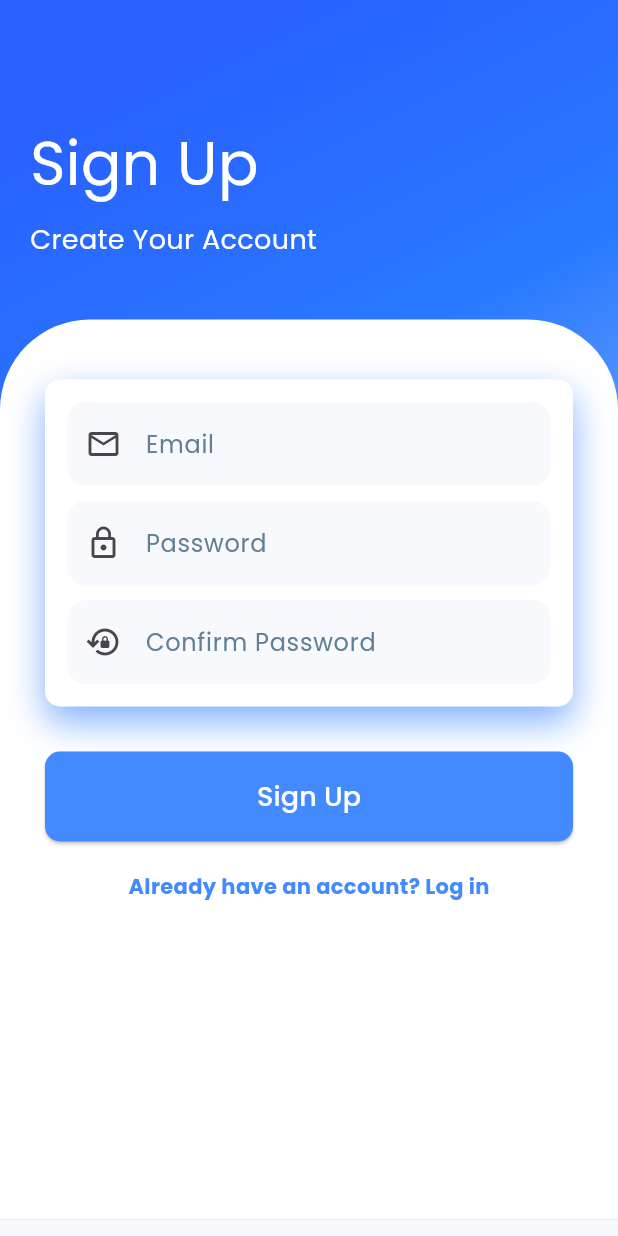
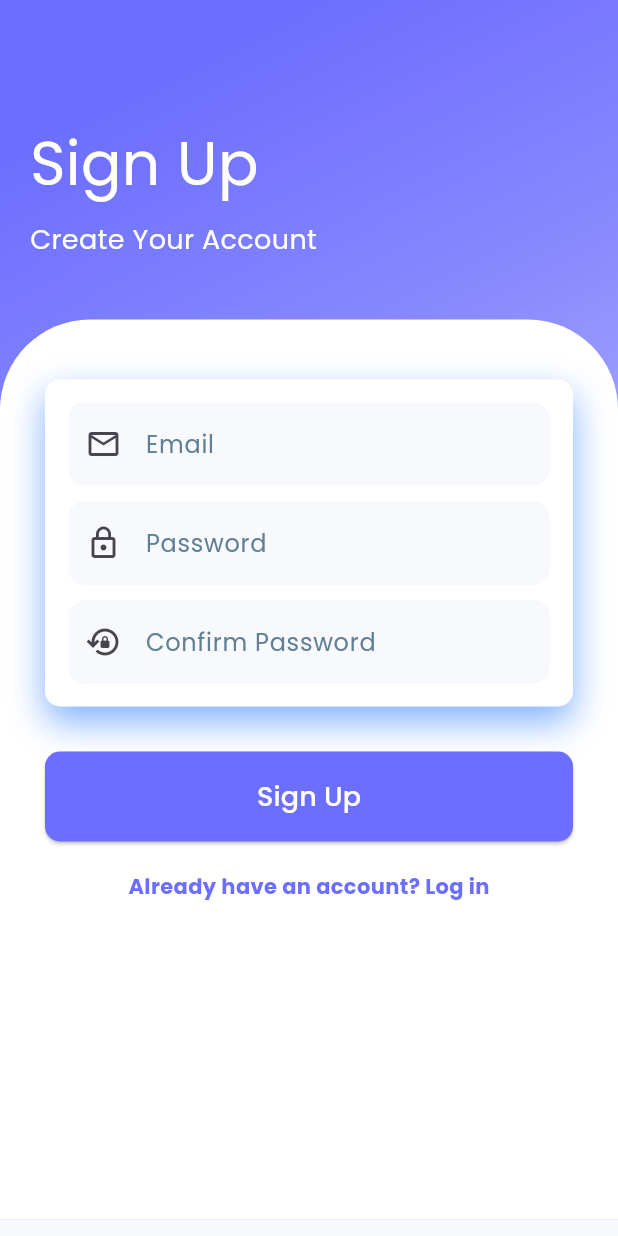
Before and after one commit to HND03/quiz_app, a Flutter app: the screen it shows after launch, after a tap on "Don't have account? Sign up", on a phone screen of 412 x 824 dp. Run offline on Flutter 3.47's test engine with Material 3 defaults, Android fonts, the phone set to English and light mode, and no system bars; our stand-ins replace cloud_firestore, firebase_auth, firebase_core, flutter_animate, flutter_dotenv, google_fonts and 3 more; accounts and stored records are empty.

Commit message:
change password and fix color dark/light theme on screen

```diff
--- a/lib/view/user/login_screen.dart
+++ b/lib/view/user/login_screen.dart
@@ -63,16 +63,34 @@ class _LoginScreenState extends State<LoginScreen> {
 
   @override
   Widget build(BuildContext context) {
+    final theme = Theme.of(context);
+    final isDark = theme.brightness == Brightness.dark;
+
+    final backgroundColor =
+    isDark ? AppTheme.darkBackgroundColor : AppTheme.backgroundColor;
+    final cardColor = isDark ? AppTheme.darkCardColor : Colors.white;
+    final textColor =
+    isDark ? AppTheme.darkTextPrimaryColor : AppTheme.textPrimaryColor;
+    final secondaryTextColor =
+    isDark ? AppTheme.darkTextSecondaryColor : AppTheme.textSecondaryColor;
+
     return Scaffold(
       body: Container(
         width: double.infinity,
         decoration: BoxDecoration(
-          gradient: LinearGradient(
+          gradient: isDark ? const LinearGradient(
             begin: Alignment.topCenter,
             colors: [
-              Colors.blueAccent[700]!,
-              Colors.blueAccent[400]!,
-              Colors.blueAccent[100]!,
+              Color(0xFF0D0D0D),
+              Color(0xFF121212),
+              Color(0xFF1E1E1E),
+            ],
+          ): LinearGradient(
+            begin: Alignment.topCenter,
+            colors: [
+              AppTheme.primaryColor,
+              AppTheme.primaryColor.withOpacity(0.8),
+              AppTheme.primaryColor.withOpacity(0.5),
             ],
           ),
         ),
@@ -93,7 +111,7 @@ class _LoginScreenState extends State<LoginScreen> {
                     SizedBox(height: 10),
                     Text(
                       "Welcome My Learner",
-                      style: TextStyle(color: Colors.white, fontSize: 18),
+                      style: TextStyle(color: Colors.white.withOpacity(0.9), fontSize: 18),
                     ),
                   ],
                 ),
@@ -102,7 +120,7 @@ class _LoginScreenState extends State<LoginScreen> {
               Container(
                 height: 570,
                 decoration: BoxDecoration(
-                  color: Colors.white,
+                  color: cardColor,
                   borderRadius: BorderRadius.only(
                     topLeft: Radius.circular(60),
                     topRight: Radius.circular(60),
@@ -118,21 +136,25 @@ class _LoginScreenState extends State<LoginScreen> {
                         Container(
                           padding: const EdgeInsets.all(15),
                           decoration: BoxDecoration(
-                            color: Colors.white,
+                            color: isDark
+                                ? const Color(0xFF2A2A2A)
+                                : Colors.white,
                             borderRadius: BorderRadius.circular(10),
-                            boxShadow: const [
+                            boxShadow: !isDark
+                                ? const [
                               BoxShadow(
                                 color: Color.fromRGBO(130, 177, 255, 1.0),
                                 blurRadius: 20,
                                 offset: Offset(0, 10),
                               ),
-                            ],
+                            ]: [],
                           ),
                           child: Column(
                             mainAxisAlignment: MainAxisAlignment.center,
                             children: <Widget>[
                               TextFormField(
                                 controller: _emailController,
+                                style: TextStyle(color: textColor),
                                 decoration: const InputDecoration(
                                   labelText: 'Email',
                                   prefixIcon: Icon(Icons.email_outlined),
@@ -145,6 +167,7 @@ class _LoginScreenState extends State<LoginScreen> {
                               TextFormField(
                                 controller: _passwordController,
                                 obscureText: true,
+                                style: TextStyle(color: textColor),
                                 decoration: const InputDecoration(
                                   labelText: 'Password',
                                   prefixIcon: Icon(Icons.lock_outline),
@@ -171,7 +194,7 @@ class _LoginScreenState extends State<LoginScreen> {
                           child: const Text(
                             "Don't have account? Sign up",
                             style: TextStyle(
-                              color: Colors.blueAccent,
+                              color: AppTheme.primaryColor,
                               fontWeight: FontWeight.bold,
                             ),
                           ),
@@ -183,7 +206,7 @@ class _LoginScreenState extends State<LoginScreen> {
                           child: ElevatedButton(
                             onPressed: _isLoading ? null : _login,
                             style: ElevatedButton.styleFrom(
-                              backgroundColor: Colors.blueAccent,
+                              backgroundColor: AppTheme.primaryColor,
                               shape: RoundedRectangleBorder(
                                 borderRadius: BorderRadius.circular(10),
                               ),
@@ -201,7 +224,7 @@ class _LoginScreenState extends State<LoginScreen> {
                         const SizedBox(height: 20),
                         Text(
                           "Continue with social media",
-                          style: TextStyle(color: Colors.grey),
+                          style: TextStyle(color: secondaryTextColor),
                         ),
                         const SizedBox(height: 20),
                         Row(
@@ -230,13 +253,16 @@ class _LoginScreenState extends State<LoginScreen> {
                                 height: 50,
                                 decoration: BoxDecoration(
                                   borderRadius: BorderRadius.circular(50),
-                                  color: Color.fromRGBO(234, 245, 248, 1.0),
+                                  color: isDark
+                                      ? const Color(0xFF2A2A2A)
+                                      : const Color.fromRGBO(234, 245, 248, 1.0),
                                 ),
                                 child: Center(
                                   child: Text(
                                     "Google",
                                     style: TextStyle(
-                                      color: Colors.black,
+                                      color:
+                                      isDark ? Colors.white : Colors.black,
                                       fontWeight: FontWeight.bold,
                                     ),
                                   ),
--- a/lib/view/user/signup_screen.dart
+++ b/lib/view/user/signup_screen.dart
@@ -68,16 +68,36 @@ class _SignupScreenState extends State<SignupScreen> {
 
   @override
   Widget build(BuildContext context) {
+    final theme = Theme.of(context);
+    final isDark = theme.brightness == Brightness.dark;
+
+    final backgroundColor =
+    isDark ? AppTheme.darkBackgroundColor : AppTheme.backgroundColor;
+    final cardColor = isDark ? AppTheme.darkCardColor : Colors.white;
+    final textColor =
+    isDark ? AppTheme.darkTextPrimaryColor : AppTheme.textPrimaryColor;
+    final secondaryTextColor =
+    isDark ? AppTheme.darkTextSecondaryColor : AppTheme.textSecondaryColor;
+
     return Scaffold(
       body: Container(
         width: double.infinity,
         decoration: BoxDecoration(
-          gradient: LinearGradient(
+          gradient: isDark
+              ? const LinearGradient(
             begin: Alignment.topCenter,
             colors: [
-              Colors.blueAccent[700]!,
-              Colors.blueAccent[400]!,
-              Colors.blueAccent[100]!,
+              Color(0xFF0D0D0D),
+              Color(0xFF121212),
+              Color(0xFF1E1E1E),
+            ],
+          )
+              : LinearGradient(
+            begin: Alignment.topCenter,
+            colors: [
+              AppTheme.primaryColor,
+              AppTheme.primaryColor.withOpacity(0.8),
+              AppTheme.primaryColor.withOpacity(0.5),
             ],
           ),
         ),
@@ -106,9 +126,9 @@ class _SignupScreenState extends State<SignupScreen> {
               const SizedBox(height: 20),
               Container(
                 height: 600,
-                decoration: const BoxDecoration(
-                  color: Colors.white,
-                  borderRadius: BorderRadius.only(
+                decoration: BoxDecoration(
+                  color: cardColor,
+                  borderRadius: const BorderRadius.only(
                     topLeft: Radius.circular(60),
                     topRight: Radius.circular(60),
                   ),
@@ -123,20 +143,24 @@ class _SignupScreenState extends State<SignupScreen> {
                         Container(
                           padding: const EdgeInsets.all(15),
                           decoration: BoxDecoration(
-                            color: Colors.white,
+                            color: isDark
+                                ? const Color(0xFF2A2A2A)
+                                : Colors.white,
                             borderRadius: BorderRadius.circular(10),
-                            boxShadow: const [
+                            boxShadow: !isDark
+                                ? const [
                               BoxShadow(
                                 color: Color.fromRGBO(130, 177, 255, 1.0),
                                 blurRadius: 20,
                                 offset: Offset(0, 10),
                               ),
-                            ],
+                            ]: [],
                           ),
                           child: Column(
                             children: <Widget>[
                               TextFormField(
                                 controller: _emailController,
+                                style: TextStyle(color: textColor),
                                 decoration: const InputDecoration(
                                   labelText: 'Email',
                                   prefixIcon: Icon(Icons.email_outlined),
@@ -149,6 +173,7 @@ class _SignupScreenState extends State<SignupScreen> {
                               TextFormField(
                                 controller: _passwordController,
                                 obscureText: true,
+                                style: TextStyle(color: textColor),
                                 decoration: const InputDecoration(
                                   labelText: 'Password',
                                   prefixIcon: Icon(Icons.lock_outline),
@@ -161,6 +186,7 @@ class _SignupScreenState extends State<SignupScreen> {
                               TextFormField(
                                 controller: _confirmPasswordController,
                                 obscureText: true,
+                                style: TextStyle(color: textColor),
                                 decoration: const InputDecoration(
                                   labelText: 'Confirm Password',
                                   prefixIcon: Icon(Icons.lock_reset_outlined),
@@ -179,7 +205,7 @@ class _SignupScreenState extends State<SignupScreen> {
                           child: ElevatedButton(
                             onPressed: _isLoading ? null : _signup,
                             style: ElevatedButton.styleFrom(
-                              backgroundColor: Colors.blueAccent,
+                              backgroundColor: AppTheme.primaryColor,
                               shape: RoundedRectangleBorder(
                                 borderRadius: BorderRadius.circular(10),
                               ),
@@ -209,7 +235,7 @@ class _SignupScreenState extends State<SignupScreen> {
                           child: const Text(
                             "Already have an account? Log in",
                             style: TextStyle(
-                              color: Colors.blueAccent,
+                              color: AppTheme.primaryColor,
                               fontWeight: FontWeight.bold,
                             ),
                           ),
```
Also changed, not shown: lib/view/user/change_password_screen.dart (added, +180 -0 lines), lib/view/user/home_screen.dart (+15 -9 lines), lib/view/user/profile_screen.dart (+12 -2 lines).
